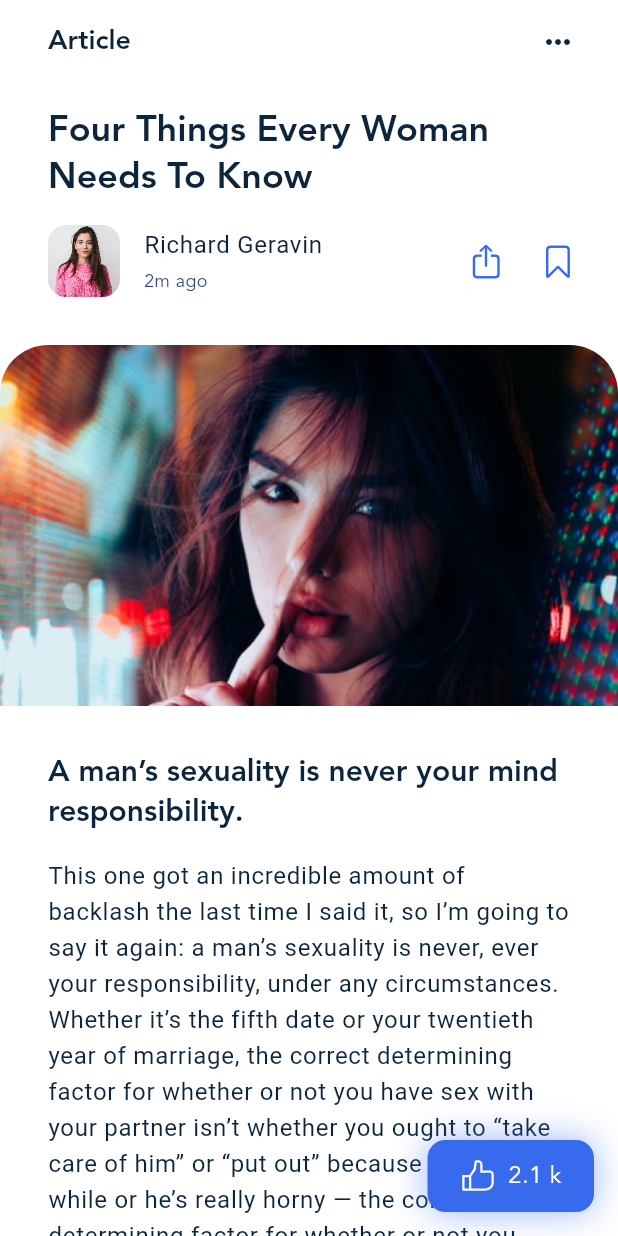
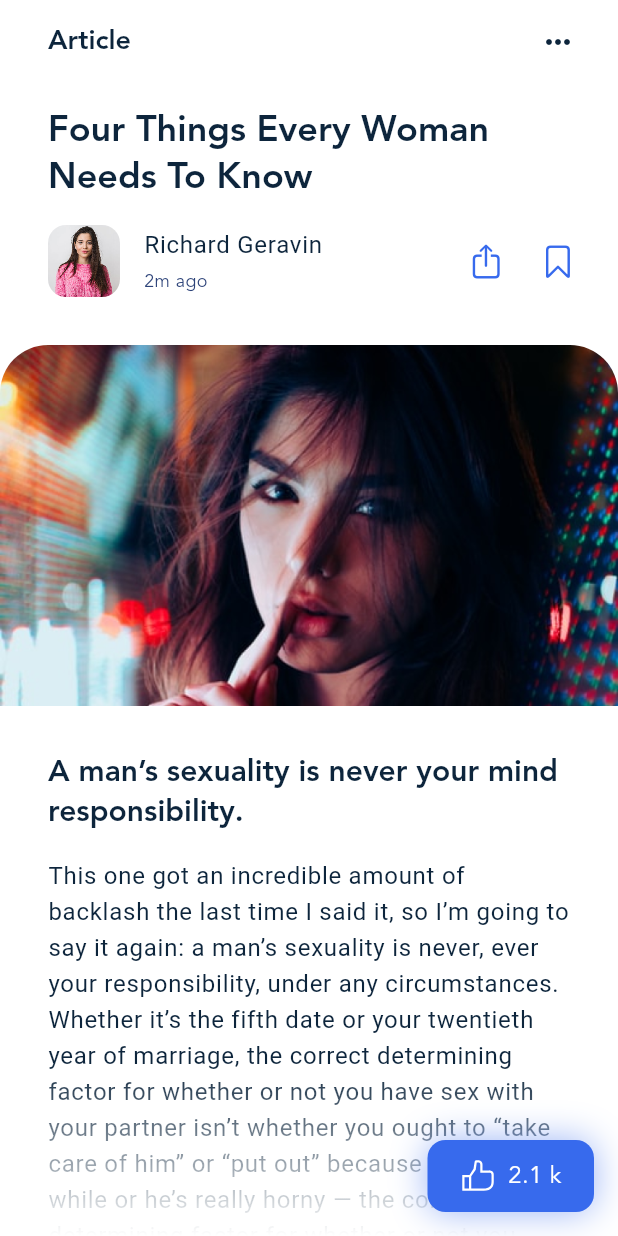
Before and after one commit to aminesmkhani/blog-apk, a Flutter app: the screen it shows after launch, on a phone screen of 412 x 824 dp. Run offline on Flutter 3.47's test engine with Material 3 defaults, Android fonts, the phone set to English and light mode, and no system bars; our stand-ins replace carousel_slider, dotted_border, flutter_svg, smooth_page_indicator, vector_graphics.

Commit message:
Complete Article Page!

```diff
--- a/lib/article.dart
+++ b/lib/article.dart
@@ -43,11 +43,11 @@ class ArticleScreen extends StatelessWidget {
           ),
         ),
       ),
-      body: CustomScrollView(
+      body: Stack(
+        children: [
+          CustomScrollView(
             slivers: [
               SliverAppBar(
-            pinned: true,
-            floating: true,
                 title: const Text('Article'),
                 actions: [
                   IconButton(
@@ -131,7 +131,23 @@ class ArticleScreen extends StatelessWidget {
                     ),
                   ),
                 ]),
-
+              ),
+            ],
+          ),
+          Positioned(
+            bottom: 0,
+            child: Container(
+              width: MediaQuery.of(context).size.width,
+              height: 116,
+              decoration: BoxDecoration(
+                  gradient: LinearGradient(
+                      begin: Alignment.bottomCenter,
+                      end: Alignment.topCenter,
+                      colors: [
+                    themeData.colorScheme.surface,
+                    themeData.colorScheme.surface.withOpacity(0)
+                  ])),
+            ),
           ),
         ],
       ),
```
Lines whose indentation alone changed are shown as unchanged.
